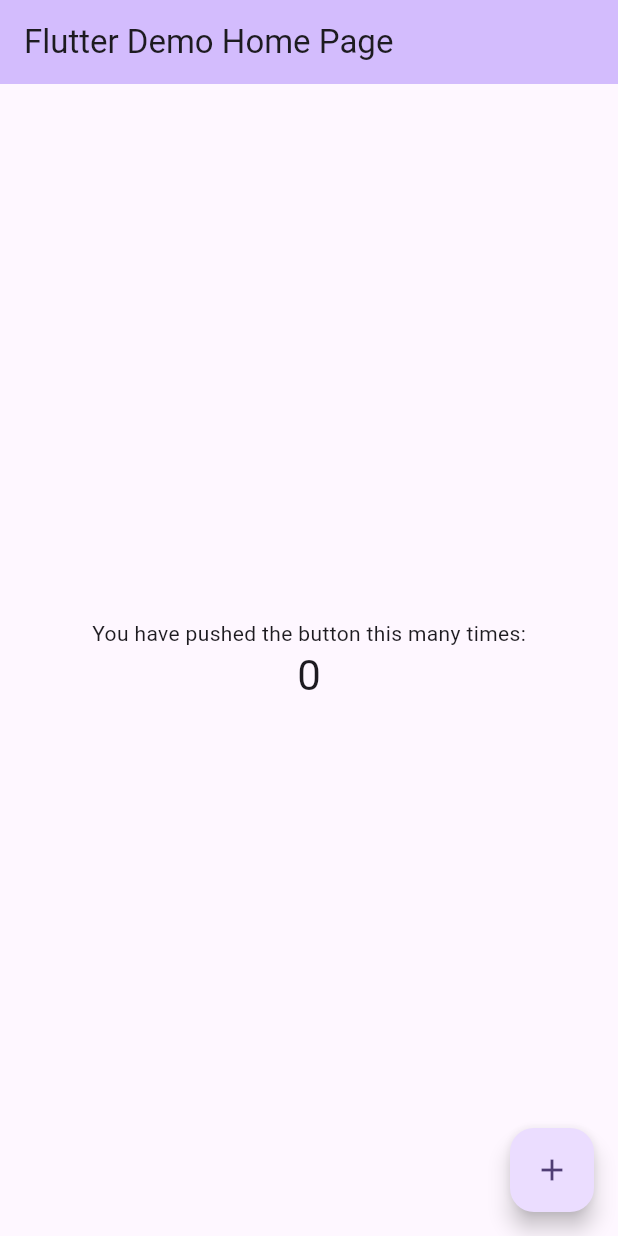
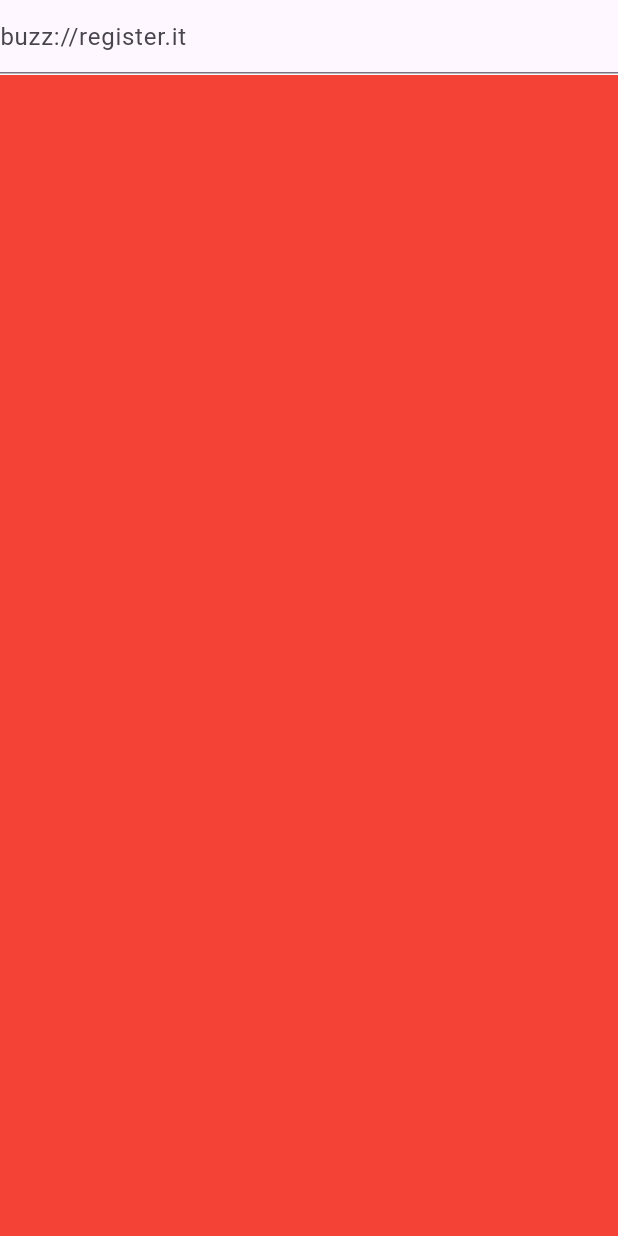
Before and after one commit to makidelille/Bromium, a Flutter app: the screen it shows after launch, on a phone screen of 412 x 824 dp. Run offline on Flutter 3.47's test engine with Material 3 defaults, Android fonts, the light colour scheme and no system bars.

Commit message:
adde first style

```diff
--- a/lib/main.dart
+++ b/lib/main.dart
@@ -1,3 +1,4 @@
+import 'package:bromium/views/layout.dart';
 import 'package:flutter/material.dart';
 
 void main() {
@@ -11,7 +12,7 @@
   @override
   Widget build(BuildContext context) {
     return MaterialApp(
-      title: 'Flutter Demo',
+      title: 'Bromium Browser',
       theme: ThemeData(
         // This is the theme of your application.
         //
@@ -31,95 +32,7 @@
         colorScheme: ColorScheme.fromSeed(seedColor: Colors.deepPurple),
         useMaterial3: true,
       ),
-      home: const MyHomePage(title: 'Flutter Demo Home Page'),
+      home: Layout(),
     );
   }
 }
-
-class MyHomePage extends StatefulWidget {
-  const MyHomePage({super.key, required this.title});
-
-  // This widget is the home page of your application. It is stateful, meaning
-  // that it has a State object (defined below) that contains fields that affect
-  // how it looks.
-
-  // This class is the configuration for the state. It holds the values (in this
-  // case the title) provided by the parent (in this case the App widget) and
-  // used by the build method of the State. Fields in a Widget subclass are
-  // always marked "final".
-
-  final String title;
-
-  @override
-  State<MyHomePage> createState() => _MyHomePageState();
-}
-
-class _MyHomePageState extends State<MyHomePage> {
-  int _counter = 0;
-
-  void _incrementCounter() {
-    setState(() {
-      // This call to setState tells the Flutter framework that something has
-      // changed in this State, which causes it to rerun the build method below
-      // so that the display can reflect the updated values. If we changed
-      // _counter without calling setState(), then the build method would not be
-      // called again, and so nothing would appear to happen.
-      _counter++;
-    });
-  }
-
-  @override
-  Widget build(BuildContext context) {
-    // This method is rerun every time setState is called, for instance as done
-    // by the _incrementCounter method above.
-    //
-    // The Flutter framework has been optimized to make rerunning build methods
-    // fast, so that you can just rebuild anything that needs updating rather
-    // than having to individually change instances of widgets.
-    return Scaffold(
-      appBar: AppBar(
-        // TRY THIS: Try changing the color here to a specific color (to
-        // Colors.amber, perhaps?) and trigger a hot reload to see the AppBar
-        // change color while the other colors stay the same.
-        backgroundColor: Theme.of(context).colorScheme.inversePrimary,
-        // Here we take the value from the MyHomePage object that was created by
-        // the App.build method, and use it to set our appbar title.
-        title: Text(widget.title),
-      ),
-      body: Center(
-        // Center is a layout widget. It takes a single child and positions it
-        // in the middle of the parent.
-        child: Column(
-          // Column is also a layout widget. It takes a list of children and
-          // arranges them vertically. By default, it sizes itself to fit its
-          // children horizontally, and tries to be as tall as its parent.
-          //
-          // Column has various properties to control how it sizes itself and
-          // how it positions its children. Here we use mainAxisAlignment to
-          // center the children vertically; the main axis here is the vertical
-          // axis because Columns are vertical (the cross axis would be
-          // horizontal).
-          //
-          // TRY THIS: Invoke "debug painting" (choose the "Toggle Debug Paint"
-          // action in the IDE, or press "p" in the console), to see the
-          // wireframe for each widget.
-          mainAxisAlignment: MainAxisAlignment.center,
-          children: <Widget>[
-            const Text(
-              'You have pushed the button this many times:',
-            ),
-            Text(
-              '$_counter',
-              style: Theme.of(context).textTheme.headlineMedium,
-            ),
-          ],
-        ),
-      ),
-      floatingActionButton: FloatingActionButton(
-        onPressed: _incrementCounter,
-        tooltip: 'Increment',
-        child: const Icon(Icons.add),
-      ), // This trailing comma makes auto-formatting nicer for build methods.
-    );
-  }
-}
--- /dev/null
+++ b/lib/views/layout.dart
@@ -0,0 +1,31 @@
+import 'package:flutter/material.dart';
+import 'package:flutter/widgets.dart';
+
+class Layout extends StatelessWidget {
+  @override
+  Widget build(BuildContext context) {
+    return Scaffold(
+      body: Column(children: [
+        SizedBox(
+          height: 50.0,
+          child: Row(
+            children: [
+              Expanded(
+                  child: TextFormField(
+                decoration: InputDecoration(hintText: "buzz://register.it"),
+              ))
+            ],
+          ),
+        ),
+        Expanded(
+          child: SingleChildScrollView(
+            child: Container(
+              height: 5000,
+              decoration: BoxDecoration(color: Colors.red),
+            ),
+          ),
+        )
+      ]),
+    );
+  }
+}
```
